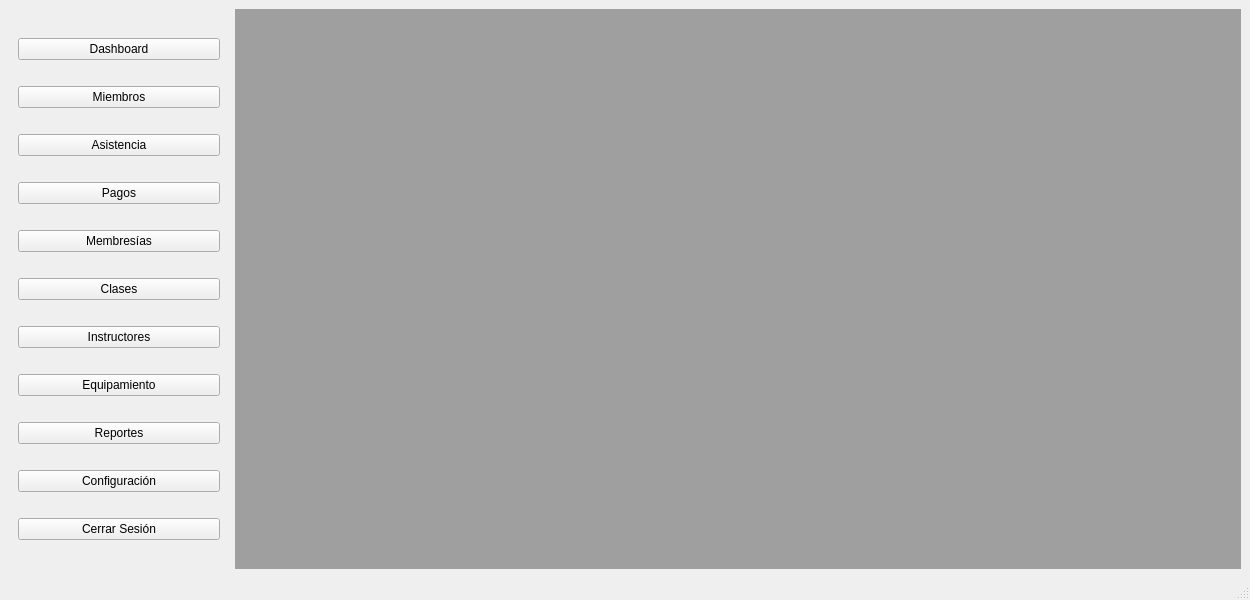
Qt form src/views/ui/main_window.ui (joeescarcega8879/PyQt6-Gym-Management-System) before a commit.
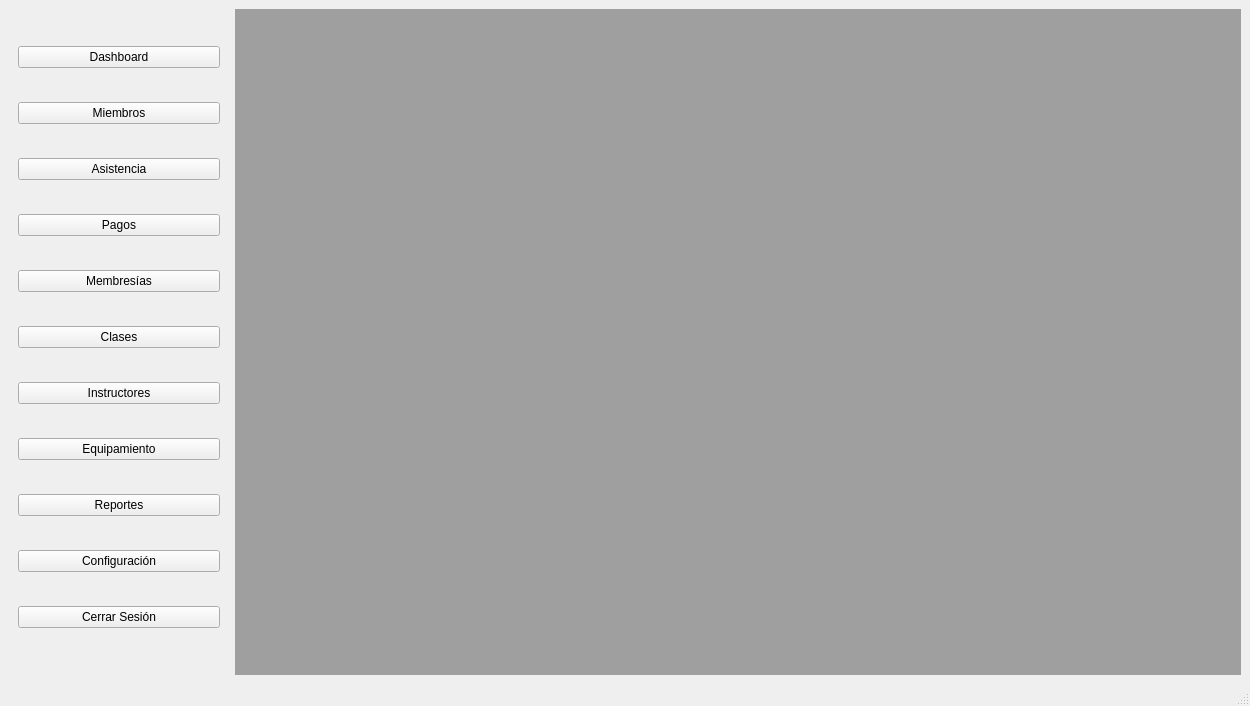
The same form after that commit.

The edit to the form file:
```diff
--- a/src/views/ui/main_window.ui
+++ b/src/views/ui/main_window.ui
@@ -7,7 +7,7 @@
     <x>0</x>
     <y>0</y>
     <width>1250</width>
-    <height>600</height>
+    <height>706</height>
    </rect>
   </property>
   <property name="windowTitle">
```
